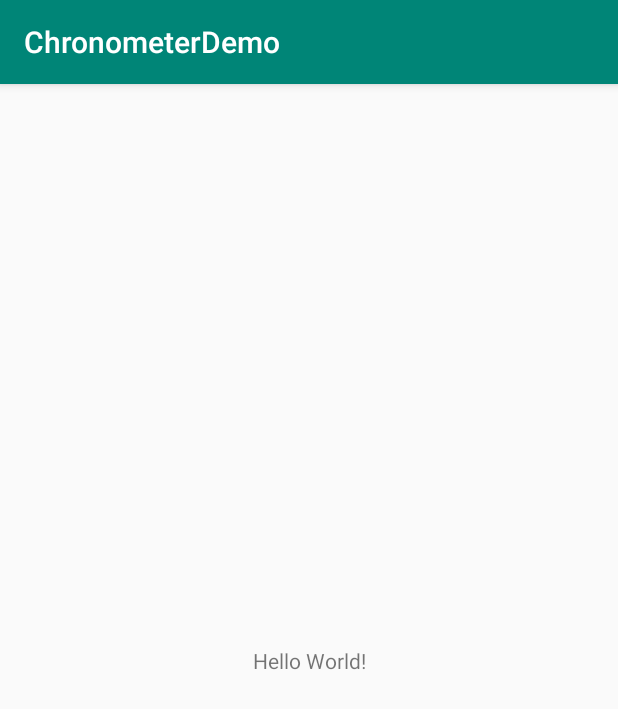
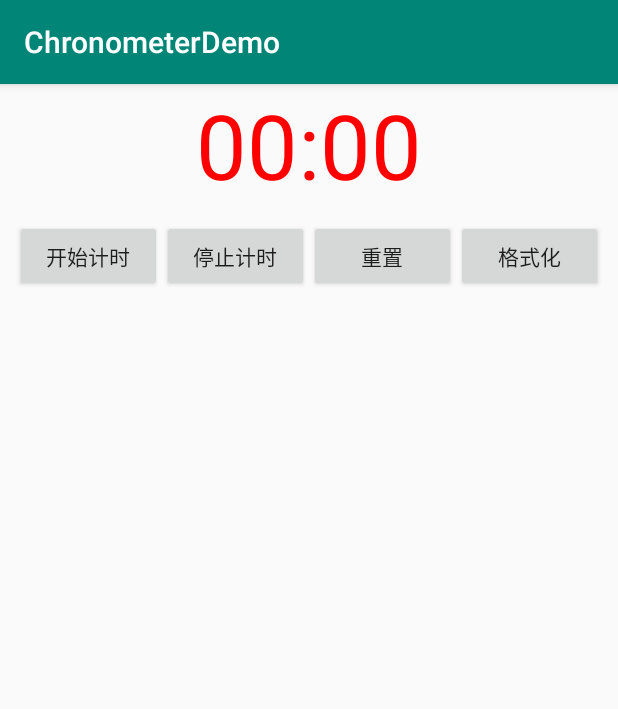
Before and after one commit to clayzhu/Study_Android, an Android app: the screen it shows after launch (MainActivity), on a phone screen of 412 x 824 dp. Shown: the top 709 px of the screen. Run offline under Robolectric (Android 15) with nearby library versions, the phone set to English and light mode, and no system bars.

Commit message:
2.4.2_ChronometerDemo 实现。

```diff
--- a/Demo/2.4.2_ChronometerDemo/app/src/main/java/com/clayzhu/chronometerdemo/MainActivity.java
+++ b/Demo/2.4.2_ChronometerDemo/app/src/main/java/com/clayzhu/chronometerdemo/MainActivity.java
@@ -3,12 +3,61 @@ package com.clayzhu.chronometerdemo;
 import androidx.appcompat.app.AppCompatActivity;
 
 import android.os.Bundle;
+import android.os.SystemClock;
+import android.view.View;
+import android.widget.Button;
+import android.widget.Chronometer;
+import android.widget.Toast;
 
-public class MainActivity extends AppCompatActivity {
+public class MainActivity extends AppCompatActivity implements View.OnClickListener, Chronometer.OnChronometerTickListener {
+
+    private Chronometer chronometer;
+    private Button btn_start, btn_stop, btn_base, btn_format;
 
     @Override
     protected void onCreate(Bundle savedInstanceState) {
         super.onCreate(savedInstanceState);
         setContentView(R.layout.activity_main);
+        initView();
+    }
+
+    private void initView() {
+        chronometer = findViewById(R.id.chronometer);
+        btn_start = findViewById(R.id.btnStart);
+        btn_stop = findViewById(R.id.btnStop);
+        btn_base = findViewById(R.id.btnReset);
+        btn_format = findViewById(R.id.btn_format);
+
+        chronometer.setOnChronometerTickListener(this);
+        btn_start.setOnClickListener(this);
+        btn_stop.setOnClickListener(this);
+        btn_base.setOnClickListener(this);
+        btn_format.setOnClickListener(this);
+    }
+
+    @Override
+    public void onClick(View view) {
+        switch (view.getId()) {
+            case R.id.btnStart:
+                chronometer.start();    // 开始计时
+                break;
+            case R.id.btnStop:
+                chronometer.stop(); // 停止计时
+                break;
+            case R.id.btnReset:
+                chronometer.setBase(SystemClock.elapsedRealtime()); // 复位
+                break;
+            case R.id.btn_format:
+                chronometer.setFormat("Time: %s");  // 更改时间显示格式
+                break;
+        }
+    }
+
+    @Override
+    public void onChronometerTick(Chronometer chronometer) {
+        String time = chronometer.getText().toString();
+        if (time.equals("00:00")) {
+            Toast.makeText(MainActivity.this, "时间到了～", Toast.LENGTH_SHORT).show();
+        }
     }
 }
--- a/Demo/2.4.2_ChronometerDemo/app/src/main/res/layout/activity_main.xml
+++ b/Demo/2.4.2_ChronometerDemo/app/src/main/res/layout/activity_main.xml
@@ -1,18 +1,53 @@
 <?xml version="1.0" encoding="utf-8"?>
-<androidx.constraintlayout.widget.ConstraintLayout xmlns:android="http://schemas.android.com/apk/res/android"
-    xmlns:app="http://schemas.android.com/apk/res-auto"
+<LinearLayout xmlns:android="http://schemas.android.com/apk/res/android"
     xmlns:tools="http://schemas.android.com/tools"
     android:layout_width="match_parent"
     android:layout_height="match_parent"
+    android:orientation="vertical"
     tools:context=".MainActivity">
 
-    <TextView
-        android:layout_width="wrap_content"
+    <Chronometer
+        android:id="@+id/chronometer"
+        android:layout_width="match_parent"
         android:layout_height="wrap_content"
-        android:text="Hello World!"
-        app:layout_constraintBottom_toBottomOf="parent"
-        app:layout_constraintLeft_toLeftOf="parent"
-        app:layout_constraintRight_toRightOf="parent"
-        app:layout_constraintTop_toTopOf="parent" />
+        android:gravity="center"
+        android:textColor="#ff0000"
+        android:textSize="60dp" />
 
-</androidx.constraintlayout.widget.ConstraintLayout>
+    <LinearLayout
+        android:layout_width="match_parent"
+        android:layout_height="wrap_content"
+        android:layout_margin="10dp"
+        android:orientation="horizontal">
+
+        <Button
+            android:id="@+id/btnStart"
+            android:layout_width="0dp"
+            android:layout_height="wrap_content"
+            android:layout_weight="1"
+            android:text="开始计时" />
+
+        <Button
+            android:id="@+id/btnStop"
+            android:layout_width="0dp"
+            android:layout_height="wrap_content"
+            android:layout_weight="1"
+            android:text="停止计时" />
+
+        <Button
+            android:id="@+id/btnReset"
+            android:layout_width="0dp"
+            android:layout_height="wrap_content"
+            android:layout_weight="1"
+            android:text="重置" />
+
+        <Button
+            android:id="@+id/btn_format"
+            android:layout_width="0dp"
+            android:layout_height="wrap_content"
+            android:layout_weight="1"
+            android:text="格式化" />
+
+    </LinearLayout>
+
+</LinearLayout>
```
